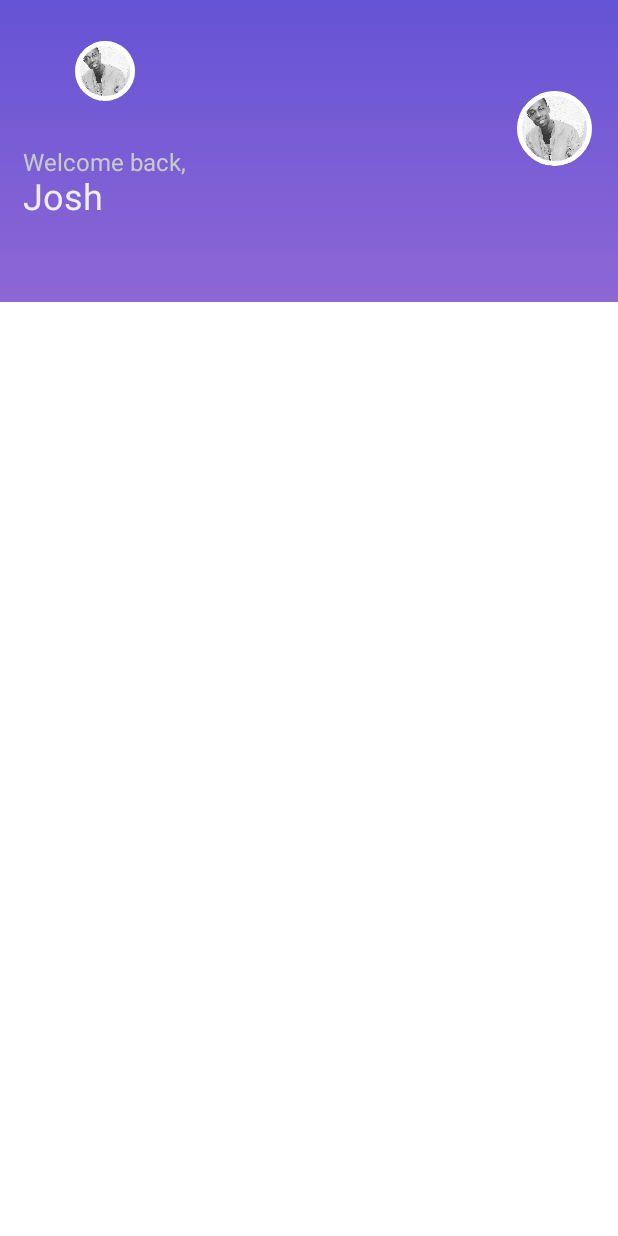
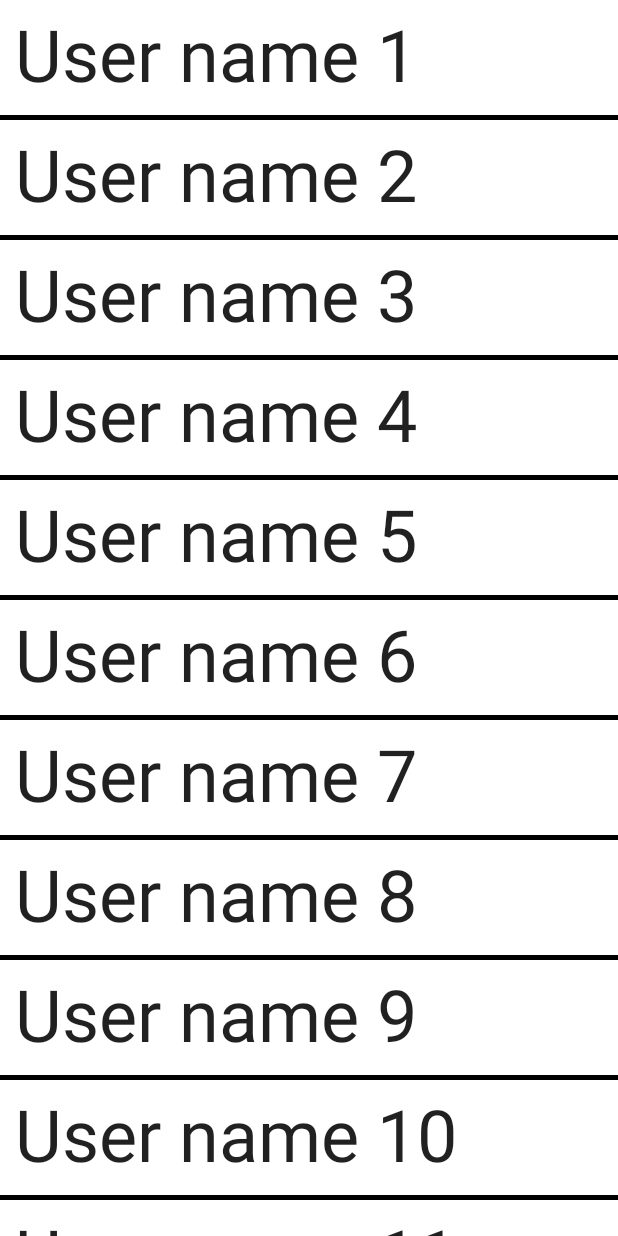
Before and after one commit to josh-Muleshi/EventCademyComposeUi, an Android app built with Jetpack Compose: the screen it shows after launch (MainActivity), on a phone screen of 412 x 824 dp. Run offline under Robolectric (Android 15) with nearby library versions, the phone set to English and light mode, and no system bars.

Commit message:
the column view with a verticalScroll view as parameter is comparable de the listView

```diff
--- a/app/src/main/java/com/example/eventcademycomposeui/MainActivity.kt
+++ b/app/src/main/java/com/example/eventcademycomposeui/MainActivity.kt
@@ -3,6 +3,7 @@ package com.example.eventcademycomposeui
 import android.os.Bundle
 import androidx.activity.ComponentActivity
 import androidx.activity.compose.setContent
+import androidx.compose.foundation.layout.Column
 import androidx.compose.foundation.layout.padding
 import androidx.compose.material.*
 import androidx.compose.material.icons.Icons
@@ -100,6 +101,8 @@ fun Profile(navController: NavHostController) {
 @Composable
 fun MyAppPreview() {
     EventCademyComposeUiTheme {
-        HomeScreen()
+        Column {
+            HomeScreen()
+        }
     }
 }
--- a/app/src/main/java/com/example/eventcademycomposeui/ui/HomeScreen.kt
+++ b/app/src/main/java/com/example/eventcademycomposeui/ui/HomeScreen.kt
@@ -1,10 +1,9 @@
 package com.example.eventcademycomposeui.ui
 
-import androidx.compose.foundation.Image
-import androidx.compose.foundation.background
-import androidx.compose.foundation.border
+import androidx.compose.foundation.*
 import androidx.compose.foundation.layout.*
 import androidx.compose.foundation.shape.CircleShape
+import androidx.compose.material.Divider
 import androidx.compose.material.Icon
 import androidx.compose.material.MaterialTheme
 import androidx.compose.material.Text
@@ -27,87 +26,24 @@ fun HomeScreen(){
             .background(Color.Transparent)
             .fillMaxSize()
     ){
-        Column {
-            HeadSection()
-        }
+        MyRecyclerView()
     }
 }
 
 @Composable
-fun HeadSection(
-    name: String = "Josh",
-){
-    Box(
-        contentAlignment = Alignment.Center, modifier = Modifier
-            .fillMaxWidth()
-            .background(
-                brush = Brush.verticalGradient(
-                    listOf(ButtonBlue, BlueGradient)
-                )
+fun MyRecyclerView(){
+    val scrollState = rememberScrollState()
+    Column(
+        modifier = Modifier.verticalScroll(scrollState)
+    ) {
+        for (i in 1..100){
+            Text(
+                text = "User name $i",
+                style = MaterialTheme.typography.h3,
+                modifier = Modifier.padding(10.dp)
             )
+            Divider(color = Color.Black, thickness = 3.dp)
+        }
+    }
 
-    ) {
-
-        Row(horizontalArrangement = Arrangement.SpaceBetween,
-            verticalAlignment = Alignment.CenterVertically,
-            modifier = Modifier
-                .fillMaxWidth()
-                .padding(15.dp)
-                .padding(top = 10.dp, bottom = 40.dp)
-        ) {
-            Column(
-                horizontalAlignment = Alignment.CenterHorizontally
-            ) {
-                Box(
-                    modifier = Modifier
-                        .padding(2.dp)
-                        .clip(CircleShape)
-                        .size(width = 40.dp, height = 40.dp)
-                        .border(width = 3.dp, color = Color.White, shape = CircleShape)
-                ) {
-                    Image(
-                        painter = painterResource(id = R.drawable.ic_profil),
-                        contentDescription = "profile"
-                    )
-                }
-                Column(
-                    verticalArrangement = Arrangement.Center,
-                    modifier = Modifier.padding(top = 30.dp)
-                ) {
-                    Text(
-                        text = "Welcome back,",
-                        color = TextsubWhite,
-                        style = MaterialTheme.typography.body1
-                    )
-                    Text(
-                        text = "$name",
-                        color = TextWhite,
-                        style = MaterialTheme.typography.h5,
-                    )
-                }
-            }
-            Box(
-                modifier = Modifier
-                    .padding(2.dp)
-                    .clip(CircleShape)
-                    .size(width = 50.dp, height = 50.dp)
-                    .border(width = 3.dp, color = Color.White, shape = CircleShape)
-            ) {
-                Image(
-                    painter = painterResource(id = R.drawable.ic_profil),
-                    contentDescription = "profile"
-                )
-            }
-
-            /*Icon(
-                painter = painterResource(id = R.drawable.ic_search),
-                contentDescription = "search",
-                tint = Color.White,
-                modifier = Modifier.size(24.dp)
-            )*/
-
-            //ubuntu
-        }
-
-    }
 }
```
